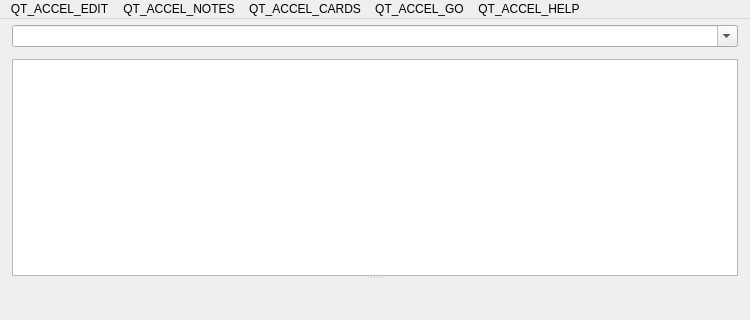
Before: the Qt Designer form qt/aqt/forms/browser.ui in ankitects/anki, drawn with Qt 5; both pictures show x 0 to 750 and y 0 to 320 of the 750 by 493 pixel window.
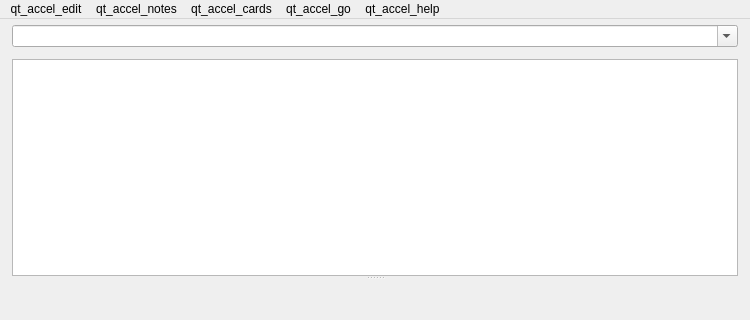
After: the same form once the commit is applied. Icons and pictures are not drawn.

```diff
--- a/qt/aqt/forms/browser.ui
+++ b/qt/aqt/forms/browser.ui
@@ -214,7 +214,7 @@
    </property>
    <widget class="QMenu" name="menuEdit">
     <property name="title">
-     <string>QT_ACCEL_EDIT</string>
+     <string>qt_accel_edit</string>
     </property>
     <addaction name="actionUndo"/>
     <addaction name="separator"/>
@@ -228,7 +228,7 @@
    </widget>
    <widget class="QMenu" name="menuJump">
     <property name="title">
-     <string>QT_ACCEL_GO</string>
+     <string>qt_accel_go</string>
     </property>
     <addaction name="actionFind"/>
     <addaction name="actionSidebarFilter"/>
@@ -243,13 +243,13 @@
    </widget>
    <widget class="QMenu" name="menu_Help">
     <property name="title">
-     <string>QT_ACCEL_HELP</string>
+     <string>qt_accel_help</string>
     </property>
     <addaction name="actionGuide"/>
    </widget>
    <widget class="QMenu" name="menu_Cards">
     <property name="title">
-     <string>QT_ACCEL_CARDS</string>
+     <string>qt_accel_cards</string>
     </property>
     <widget class="QMenu" name="menuFlag">
      <property name="title">
@@ -274,7 +274,7 @@
    </widget>
    <widget class="QMenu" name="menu_Notes">
     <property name="title">
-     <string>QT_ACCEL_NOTES</string>
+     <string>qt_accel_notes</string>
     </property>
     <addaction name="actionAdd"/>
     <addaction name="actionExport"/>
```
Left out of the diff: 76 changed lines with no effect on the pictures.
